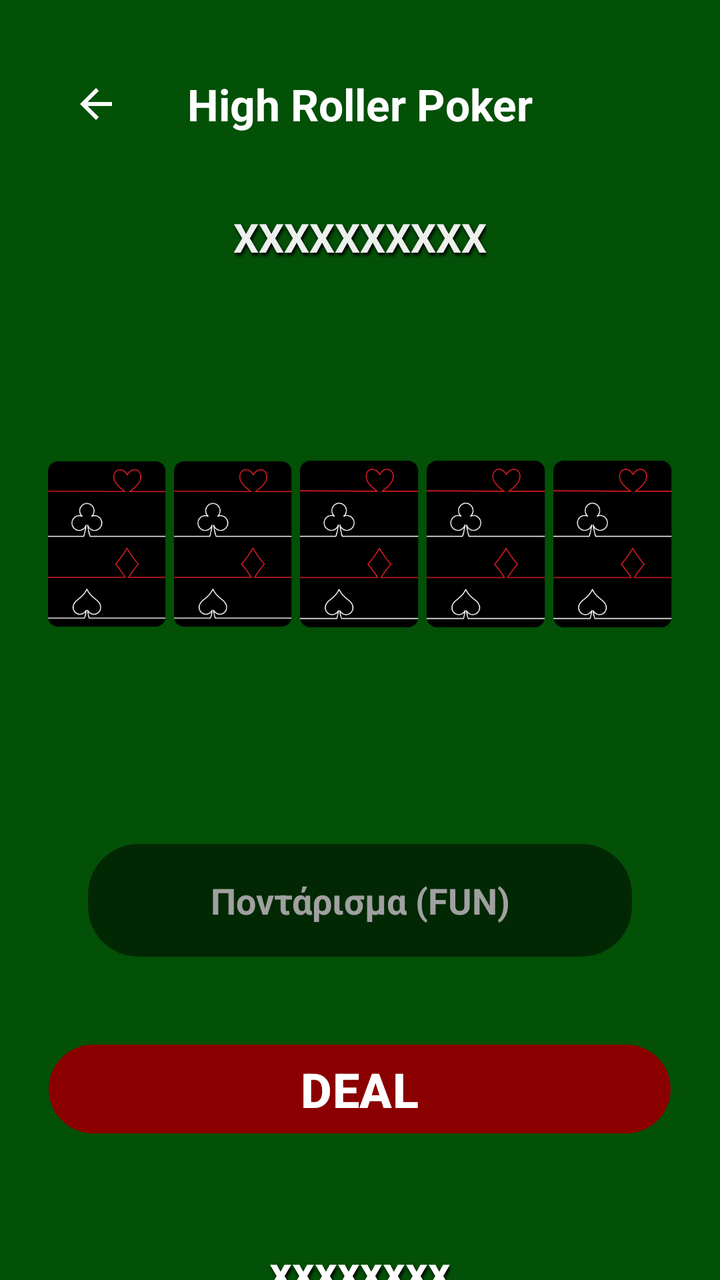
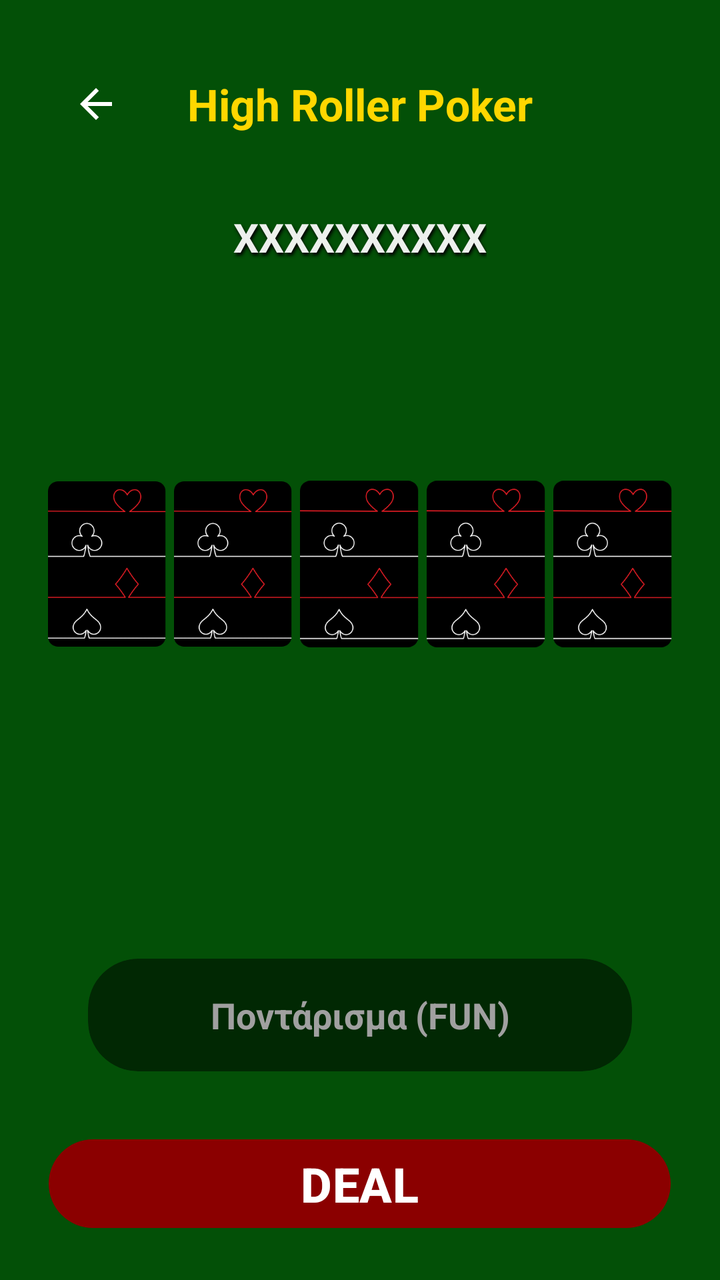

An Android layout rendered at two revisions. The XML below is the earlier revision; the diff shows what the commit changed to produce the second picture.
<!-- AndroidManifest.xml: application theme Theme.GoldenBet -->
<!-- res/layout/fragment_poker.xml -->
<?xml version="1.0" encoding="utf-8"?>
<androidx.core.widget.NestedScrollView xmlns:android="http://schemas.android.com/apk/res/android"
    xmlns:app="http://schemas.android.com/apk/res-auto"
    xmlns:tools="http://schemas.android.com/tools"
    android:layout_width="match_parent"
    android:layout_height="match_parent"
    android:background="#035007"
    android:fillViewport="true"
    tools:context=".view.games.poker.PokerFragment">

    <LinearLayout
        android:layout_width="match_parent"
        android:layout_height="wrap_content"
        android:gravity="center_horizontal"
        android:orientation="vertical"
        android:padding="24dp">

        <RelativeLayout
            android:layout_width="match_parent"
            android:layout_height="56dp"
            android:layout_marginBottom="25dp">

            <ImageButton
                android:id="@+id/btnBack"
                android:layout_width="48dp"
                android:layout_height="48dp"
                android:layout_alignParentStart="true"
                android:layout_centerVertical="true"
                android:background="?attr/selectableItemBackgroundBorderless"
                android:contentDescription="Back"
                android:src="@drawable/ic_back"
                app:tint="#FFFFFF" />

            <TextView
                android:id="@+id/tvTitle"
                android:layout_width="wrap_content"
                android:layout_height="wrap_content"
                android:layout_centerInParent="true"
                android:text="High Roller Poker"
                android:textColor="#FFFFFF"
                android:textSize="22sp"
                android:textStyle="bold" />
        </RelativeLayout>

        <TextView
            android:id="@+id/tvbalance"
            android:layout_width="wrap_content"
            android:layout_height="wrap_content"
            android:layout_marginBottom="40dp"
            android:shadowColor="#FF000000"
            android:shadowDx="2"
            android:shadowDy="4"
            android:shadowRadius="4"
            android:text="XXXXXXXXXX"
            android:textColor="#EDF0ED"
            android:textSize="20sp"
            android:textStyle="bold" />

        <LinearLayout
            android:layout_width="match_parent"
            android:layout_height="200dp"
            android:layout_marginBottom="50dp"
            android:baselineAligned="false"
            android:orientation="horizontal"
            android:weightSum="5">

            <ImageView
                android:id="@+id/ivCard1"
                android:layout_width="0dp"
                android:layout_height="match_parent"
                android:layout_marginEnd="4dp"
                android:layout_weight="1"
                android:scaleType="fitCenter"
                android:src="@drawable/back_dark" />

            <ImageView
                android:id="@+id/ivCard2"
                android:layout_width="0dp"
                android:layout_height="match_parent"
                android:layout_marginEnd="4dp"
                android:layout_weight="1"
                android:scaleType="fitCenter"
                android:src="@drawable/back_dark" />

            <ImageView
                android:id="@+id/ivCard3"
                android:layout_width="0dp"
                android:layout_height="match_parent"
                android:layout_marginEnd="4dp"
                android:layout_weight="1"
                android:scaleType="fitCenter"
                android:src="@drawable/back_dark" />

            <ImageView
                android:id="@+id/ivCard4"
                android:layout_width="0dp"
                android:layout_height="match_parent"
                android:layout_marginEnd="4dp"
                android:layout_weight="1"
                android:scaleType="fitCenter"
                android:src="@drawable/back_dark" />

            <ImageView
                android:id="@+id/ivCard5"
                android:layout_width="0dp"
                android:layout_height="match_parent"
                android:layout_weight="1"
                android:scaleType="fitCenter"
                android:src="@drawable/back_dark" />
        </LinearLayout>


        <androidx.cardview.widget.CardView
            android:id="@+id/betInputCard"
            android:layout_width="match_parent"
            android:layout_height="wrap_content"
            android:layout_marginStart="20dp"
            android:layout_marginEnd="20dp"
            android:layout_marginBottom="40dp"
            app:cardBackgroundColor="#80000000"
            app:cardCornerRadius="25dp"
            app:cardElevation="0dp">

            <EditText
                android:id="@+id/etbetAmount"
                android:layout_width="match_parent"
                android:layout_height="wrap_content"
                android:background="@android:color/transparent"
                android:gravity="center"
                android:hint="Ποντάρισμα (FUN)"
                android:inputType="numberDecimal"
                android:padding="16dp"
                android:textColor="#FFD700"
                android:textColorHint="#A0A0A0"
                android:textSize="18sp"
                android:textStyle="bold" />

        </androidx.cardview.widget.CardView>

        <Button
            android:id="@+id/btnDeal"
            android:layout_width="311dp"
            android:layout_height="wrap_content"
            android:text="DEAL"
            android:layout_marginBottom="50dp"
            android:textSize="24sp"
            android:textStyle="bold" />

        <TextView
            android:id="@+id/tvresult"
            android:layout_width="wrap_content"
            android:layout_height="wrap_content"
            android:gravity="center"
            android:shadowColor="#FF000000"
            android:shadowDx="2"
            android:shadowDy="4"
            android:shadowRadius="4"
            android:text="xxxxxxxx"
            android:textColor="#FFFFFF"
            android:textSize="22sp"
            android:textStyle="bold" />

    </LinearLayout>
</androidx.core.widget.NestedScrollView>
<!-- resources referenced by this layout -->
<resources>
  <!-- drawable back_dark: png bitmap (drawable, 16004 bytes) -->
  <!-- drawable ic_back (drawable) -->
  <vector xmlns:android="http://schemas.android.com/apk/res/android"
      android:width="24dp"
      android:height="24dp"
      android:viewportWidth="960"
      android:viewportHeight="960"
      android:tint="?attr/colorControlNormal"
      android:autoMirrored="true">
    <path
        android:fillColor="@android:color/white"
        android:pathData="M313,520L537,744L480,800L160,480L480,160L537,216L313,440L800,440L800,520L313,520Z"/>
  </vector>
  <style name="Theme.GoldenBet" parent="Base.Theme.GoldenBet" />
  <style name="Base.Theme.GoldenBet" parent="Theme.Material3.DayNight.NoActionBar">
          <item name="android:windowBackground">@color/bg_light</item>
  
          <item name="colorSurface">@color/card_light</item>
  
          <item name="colorOnSurface">@color/text_dark</item>
  
          <item name="colorPrimary">@color/luxury_red</item>
  
          <item name="android:statusBarColor">@color/bg_light</item>
          <item name="android:windowLightStatusBar">true</item>
          <item name="colorSurfaceVariant">@color/input_bg_light</item>
          <item name="colorSecondary">@color/gold_classic</item>
  
      </style>
  <color name="bg_light">#F5F5F5</color>
  <color name="card_light">#FFFFFF</color>
  <color name="text_dark">#212121</color>
  <color name="luxury_red">#8B0000</color>
  <color name="input_bg_light">#EBEBEB</color>
  <color name="gold_classic">#C6930A</color>
</resources>

<!-- the commit's change to res/layout/fragment_poker.xml (unified diff, before → after) -->
@@ -15,6 +15,7 @@
         android:orientation="vertical"
         android:padding="24dp">
 
+        
         <RelativeLayout
             android:layout_width="match_parent"
             android:layout_height="56dp"
@@ -37,7 +38,7 @@
                 android:layout_height="wrap_content"
                 android:layout_centerInParent="true"
                 android:text="High Roller Poker"
-                android:textColor="#FFFFFF"
+                android:textColor="#FFD700"
                 android:textSize="22sp"
                 android:textStyle="bold" />
         </RelativeLayout>
@@ -46,7 +47,7 @@
             android:id="@+id/tvbalance"
             android:layout_width="wrap_content"
             android:layout_height="wrap_content"
-            android:layout_marginBottom="40dp"
+            android:layout_marginBottom="30dp"
             android:shadowColor="#FF000000"
             android:shadowDx="2"
             android:shadowDy="4"
@@ -56,10 +57,11 @@
             android:textSize="20sp"
             android:textStyle="bold" />
 
+
         <LinearLayout
             android:layout_width="match_parent"
-            android:layout_height="200dp"
-            android:layout_marginBottom="50dp"
+            android:layout_height="240dp"
+            android:layout_marginBottom="15dp"
             android:baselineAligned="false"
             android:orientation="horizontal"
             android:weightSum="5">
@@ -110,13 +112,29 @@
         </LinearLayout>
 
 
+        <TextView
+            android:id="@+id/tvHandName"
+            android:layout_width="wrap_content"
+            android:layout_height="wrap_content"
+            android:layout_marginBottom="30dp"
+            android:gravity="center"
+            android:shadowColor="#FF000000"
+            android:shadowDx="2"
+            android:shadowDy="4"
+            android:shadowRadius="4"
+            android:text=""
+            android:textColor="#FFD700"
+            android:textSize="24sp"
+            android:textStyle="bold" />
+
+
         <androidx.cardview.widget.CardView
             android:id="@+id/betInputCard"
             android:layout_width="match_parent"
             android:layout_height="wrap_content"
             android:layout_marginStart="20dp"
             android:layout_marginEnd="20dp"
-            android:layout_marginBottom="40dp"
+            android:layout_marginBottom="30dp"
             app:cardBackgroundColor="#80000000"
             app:cardCornerRadius="25dp"
             app:cardElevation="0dp">
@@ -137,14 +155,16 @@
 
         </androidx.cardview.widget.CardView>
 
+
         <Button
             android:id="@+id/btnDeal"
             android:layout_width="311dp"
             android:layout_height="wrap_content"
             android:text="DEAL"
-            android:layout_marginBottom="50dp"
+            android:layout_marginBottom="30dp"
             android:textSize="24sp"
             android:textStyle="bold" />
+
 
         <TextView
             android:id="@+id/tvresult"
@@ -155,8 +175,8 @@
             android:shadowDx="2"
             android:shadowDy="4"
             android:shadowRadius="4"
-            android:text="xxxxxxxx"
-            android:textColor="#FFFFFF"
+            android:text=""
+            android:textColor="#FFD700"
             android:textSize="22sp"
             android:textStyle="bold" />
 
